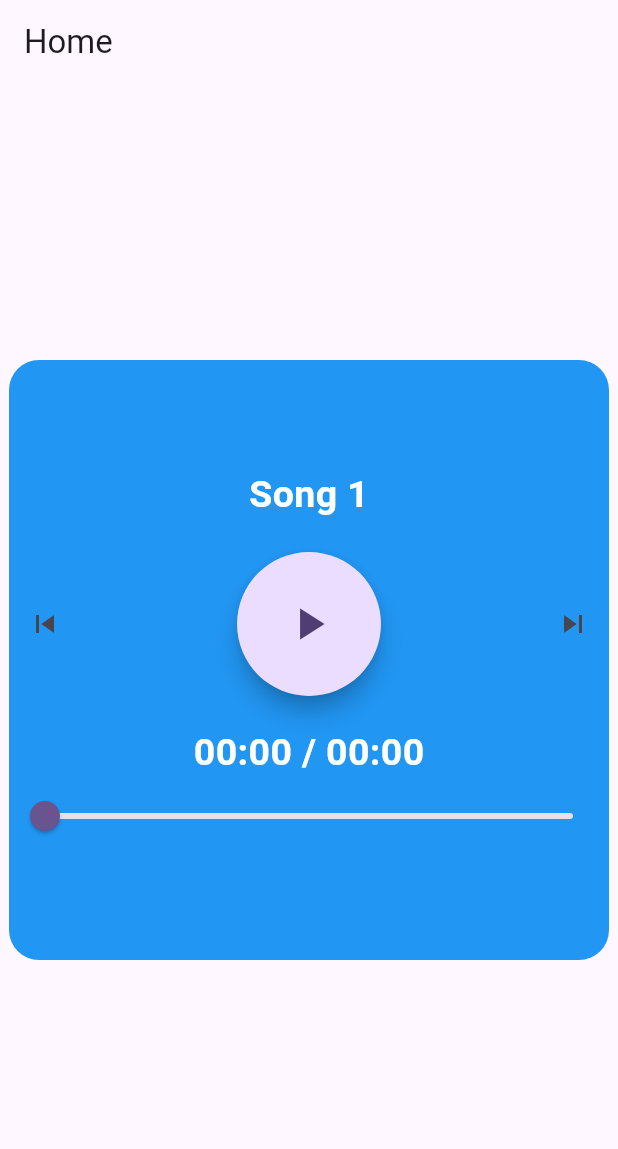
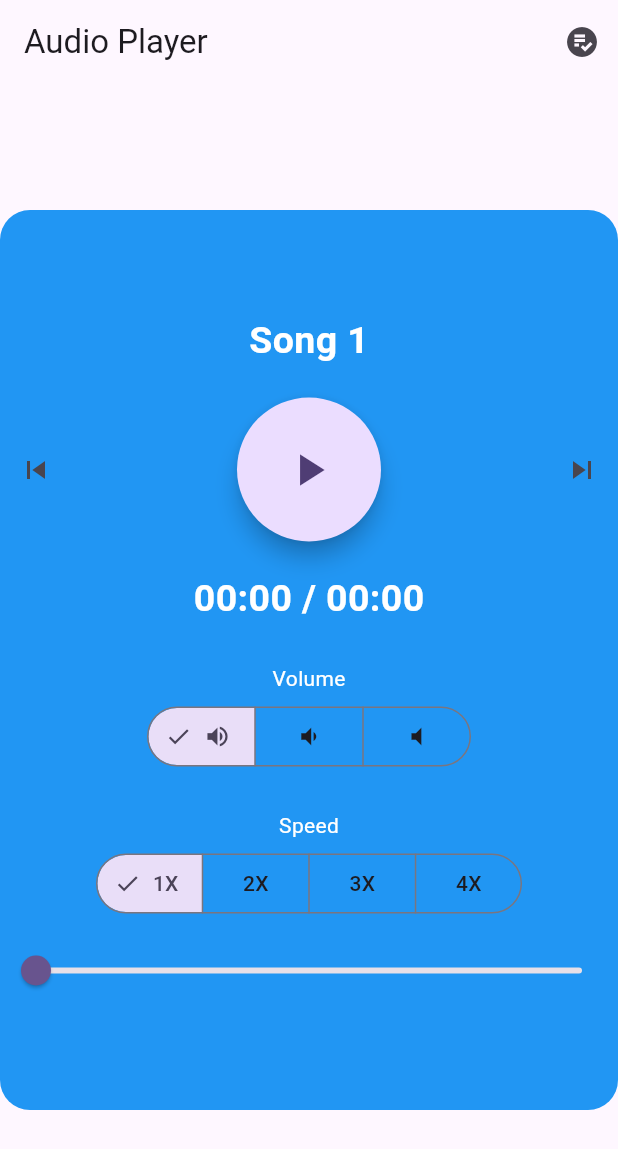
Before and after one commit to daliazaitoun/audio, a Flutter app: the screen it shows after launch, after a tap on the "play arrow" icon, on a phone screen of 412 x 824 dp. Shown: the top 1149 px of the screen. Run offline on Flutter 3.47's test engine with Material 3 defaults, Android fonts, the phone set to English and light mode, and no system bars; our stand-ins replace assets_audio_player.

Commit message:
playlistPage

```diff
--- a/lib/main.dart
+++ b/lib/main.dart
@@ -12,7 +12,7 @@ class MyApp extends StatelessWidget {
   @override
   Widget build(BuildContext context) {
     return MaterialApp(
-      title: 'Flutter Demo',
+      title: 'Audio Player',
       theme: ThemeData(
 
         colorScheme: ColorScheme.fromSeed(seedColor: Colors.deepPurple),
--- a/lib/pages/home.dart
+++ b/lib/pages/home.dart
@@ -1,4 +1,6 @@
 import 'package:assets_audio_player/assets_audio_player.dart';
+import 'package:audio/pages/playlist.dart';
+import 'package:audio/widgets/sound_player_widget.dart';
 import 'package:flutter/material.dart';
 
 class HomePage extends StatefulWidget {
@@ -9,142 +11,48 @@ class HomePage extends StatefulWidget {
 }
 
 class _HomePageState extends State<HomePage> {
-  final assetsAudioPlayer = AssetsAudioPlayer();
-  @override
-  void initState() {
-    initPlay();
-    super.initState();
-  }
+  final playlistEX = Playlist(
+    audios: [
+      Audio(
+        'assets/1.mp3',
+        metas: Metas(
+          title: 'Song 1',
+          artist: "Mohamed"
+        ),
+      ),
+      Audio(
+        'assets/2.mp3',
+        metas: Metas(
+          title: 'Song 2',
+            artist: "Mona"
+        ),
+      ),
+      Audio(
+        'assets/3.mp3',
+        metas: Metas(
+          title: 'Song 3',
+            artist: "mai"
+        ),
+      ),
 
-  void initPlay() {
-    assetsAudioPlayer.open(
-      Playlist(audios: [
-        Audio("assets/1.mp3", metas: Metas(title: "Song 1")),
-        Audio("assets/2.mp3", metas: Metas(title: "Song 2")),
-        Audio("assets/3.mp3", metas: Metas(title: "Song 3")),
-      ]),
-      autoStart: false,
-    );
-  }
-
-  @override
-  void dispose() {
-    assetsAudioPlayer.dispose();
-    super.dispose();
-  }
+    ],
+  );
 
   @override
   Widget build(BuildContext context) {
     return Scaffold(
-      appBar: AppBar(
-        title: const Text('Home'),
-      ),
-      body: Center(
-        child: Column(
-          mainAxisAlignment: MainAxisAlignment.center,
-          children: [
-            Container(
-              width: 400,
-              height: 400,
-              decoration: BoxDecoration(
-                color: Colors.blue,
-                borderRadius: BorderRadius.circular(20),
-              ),
-              child: Center(
-                child: StreamBuilder(
-                    stream: assetsAudioPlayer.realtimePlayingInfos,
-                    builder: (context, snapShots) {
-                      if (snapShots.connectionState ==
-                          ConnectionState.waiting) {
-                           return const Center(child: CircularProgressIndicator());
-                      }
-                      return Column(
-                        mainAxisAlignment: MainAxisAlignment.center,
-                        children: [
-                          Text(
-                            assetsAudioPlayer.getCurrentAudioTitle == ""
-                                ? "Play a song"
-                                : assetsAudioPlayer.getCurrentAudioTitle,
-                            style: TextStyle(
-                                fontSize: 25,
-                                color: Colors.white,
-                                fontWeight: FontWeight.bold),
-                          ),
-                          const SizedBox(
-                            height: 20,
-                          ),
-                          Row(
-                            mainAxisAlignment: MainAxisAlignment.spaceBetween,
-                            children: [
-                               IconButton(
-                                icon: Icon(Icons.skip_previous),
-                                onPressed: () {
-                                  assetsAudioPlayer.previous();
-                                },
-                              ),
-                              getBtnWidget,
-                               IconButton(
-                                icon: Icon(Icons.skip_next),
-                                onPressed: () {
-                                  assetsAudioPlayer.next();
-                                },
-                              ),
-                            ],
-                          ),
-                          const SizedBox(
-                            height: 20,
-                          ),
-                          Text(
-                            '${convertSec(snapShots.data?.currentPosition.inSeconds ?? 0)} / ${convertSec(snapShots.data?.duration.inSeconds ?? 0)}',
-                            style: TextStyle(
-                                fontSize: 25,
-                                color: Colors.white,
-                                fontWeight: FontWeight.w600),
-                          ),
-                          Slider(
-                            value: snapShots.data?.currentPosition.inSeconds
-                                    .toDouble() ??
-                                0.0,
-                            max:
-                                snapShots.data?.duration.inSeconds.toDouble() ??
-                                    0.0,
-                            min: 0,
-                            onChanged: (value) {
-                              assetsAudioPlayer
-                                  .seek(Duration(seconds: value.toInt()));
-                            },
-                          ),
-                        ],
-                      );
-                    }),
-              ),
-            ),
-
+        appBar: AppBar(
+          title: const Text('Audio Player'),
+          actions: [
+            IconButton(
+                onPressed: () {
+                  Navigator.push(context,
+                      MaterialPageRoute(builder: (_) =>  PlaylistPage(playlist: playlistEX,)));
+                },
+                icon: Icon(Icons.playlist_add_check_circle_sharp))
           ],
         ),
-      ),
-    );
+        body: SoundPlayerWidget(
+            playlist: playlistEX));
   }
-
-  String convertSec(int seconds) {
-    String minutes = (seconds ~/ 60).toString();
-    String secondST = (seconds % 60).toString();
-    return '${minutes.padLeft(2, '0')}:${secondST.padLeft(2, '0')}';
-  }
-
-  Widget get getBtnWidget =>
-      assetsAudioPlayer.builderIsPlaying(builder: (ctx, isPlaying) {
-        return FloatingActionButton.large(
-          onPressed: () {
-            if (isPlaying) {
-              assetsAudioPlayer.pause();
-            } else {
-              assetsAudioPlayer.play();
-            }
-            setState(() {});
-          },
-          child: Icon(isPlaying ? Icons.pause : Icons.play_arrow),
-          shape: CircleBorder(),
-        );
-      });
 }
--- /dev/null
+++ b/lib/pages/playlist.dart
@@ -0,0 +1,31 @@
+import 'package:assets_audio_player/assets_audio_player.dart';
+import 'package:audio/widgets/song_widget.dart';
+import 'package:flutter/material.dart';
+
+class PlaylistPage extends StatefulWidget {
+  final Playlist playlist;
+  const PlaylistPage({required this.playlist,super.key});
+
+  @override
+  State<PlaylistPage> createState() => _PlaylistPageState();
+}
+
+class _PlaylistPageState extends State<PlaylistPage> {
+  @override
+  Widget build(BuildContext context) {
+    return Scaffold(
+        appBar: AppBar(
+          title: Text("PLaylist"),
+        ),
+        body: Column( children: [
+                 Expanded(
+                   child: ListView(
+                    children: [
+                      for(var song in widget.playlist.audios)
+                     SongWidget(audio: song)
+                    ],
+                   ),
+                 )
+                ]));
+  }
+}
--- /dev/null
+++ b/lib/widgets/song_widget.dart
@@ -0,0 +1,58 @@
+import 'package:assets_audio_player/assets_audio_player.dart';
+import 'package:flutter/material.dart';
+
+class SongWidget extends StatefulWidget {
+  final Audio audio;
+  const SongWidget({required this.audio, super.key});
+
+  @override
+  State<SongWidget> createState() => _SongWidgetState();
+}
+
+class _SongWidgetState extends State<SongWidget> {
+  final assetsAudioPlayer = AssetsAudioPlayer();
+
+  @override
+  void initState() {
+    assetsAudioPlayer.open(widget.audio, autoStart: false);
+    super.initState();
+  }
+
+  @override
+  Widget build(BuildContext context) {
+    return ListTile(
+      trailing: StreamBuilder(
+        builder: (context, snapshots) {
+          if (snapshots.connectionState == ConnectionState.waiting) {
+            return CircularProgressIndicator();
+          }
+          if (snapshots.data == null) {
+            return const SizedBox.shrink();
+          }
+          return Text(
+            '${convertSec(snapshots.data?.duration.inSeconds ?? 0)}',
+          );
+        },
+        stream: assetsAudioPlayer.realtimePlayingInfos,
+      ),
+      leading: CircleAvatar(
+        child: Center(
+          child: Text(
+              "${widget.audio.metas.artist?.split(" ").first[0].toUpperCase()}${widget.audio.metas.artist?.split(" ").last[0].toUpperCase()}"),
+        ),
+      ),
+      title: Text(widget.audio.metas.title ?? "No Title"),
+      subtitle: Text(widget.audio.metas.artist ?? "No Artist"),
+      onTap: () {
+        assetsAudioPlayer.play();
+
+      },
+    );
+  }
+
+  String convertSec(int seconds) {
+    String minutes = (seconds ~/ 60).toString();
+    String secondST = (seconds % 60).toString();
+    return '${minutes.padLeft(2, '0')}:${secondST.padLeft(2, '0')}';
+  }
+}
--- /dev/null
+++ b/lib/widgets/sound_player_widget.dart
@@ -0,0 +1,256 @@
+import 'package:assets_audio_player/assets_audio_player.dart';
+import 'package:flutter/material.dart';
+
+class SoundPlayerWidget extends StatefulWidget {
+  final Playlist playlist;
+  const SoundPlayerWidget({required this.playlist, super.key});
+
+  @override
+  State<SoundPlayerWidget> createState() => _SoundPlayerWidgetState();
+}
+
+class _SoundPlayerWidgetState extends State<SoundPlayerWidget> {
+  final assetsAudioPlayer = AssetsAudioPlayer();
+  int valueEx = 0;
+  double volumeEx = 1.0;
+  double playSpeedEx = 1.0;
+
+  @override
+  void initState() {
+    initPlay();
+    super.initState();
+  }
+
+  void initPlay() {
+    assetsAudioPlayer.open(
+      widget.playlist,
+      autoStart: false,
+      loopMode: LoopMode.playlist
+    );
+    assetsAudioPlayer.playSpeed.listen((event) {
+      playSpeedEx = event;
+    });
+
+    assetsAudioPlayer.volume.listen((event) {
+      volumeEx = event;
+    });
+    assetsAudioPlayer.currentPosition.listen((event) {
+      valueEx = event.inSeconds;
+    });
+
+    setState(() {});
+  }
+
+  @override
+  void dispose() {
+    assetsAudioPlayer.dispose();
+    super.dispose();
+  }
+
+  @override
+  Widget build(BuildContext context) {
+    return Center(
+        child: SingleChildScrollView(
+          child: Column(
+            mainAxisAlignment: MainAxisAlignment.center,
+            children: [
+              Container(
+                width: 600,
+                height: 600,
+                decoration: BoxDecoration(
+                  color: Colors.blue,
+                  borderRadius: BorderRadius.circular(20),
+                ),
+                child: Center(
+                  child: StreamBuilder(
+                      stream: assetsAudioPlayer.realtimePlayingInfos,
+                      builder: (context, snapShots) {
+                        if (snapShots.connectionState ==
+                            ConnectionState.waiting) {
+                          return const Center(
+                              child: CircularProgressIndicator());
+                        }
+                        return Column(
+                          mainAxisAlignment: MainAxisAlignment.center,
+                          children: [
+                            Text(
+                              assetsAudioPlayer.getCurrentAudioTitle == ""
+                                  ? "Play a song"
+                                  : assetsAudioPlayer.getCurrentAudioTitle,
+                              style: TextStyle(
+                                  fontSize: 25,
+                                  color: Colors.white,
+                                  fontWeight: FontWeight.bold),
+                            ),
+                            const SizedBox(
+                              height: 20,
+                            ),
+                            Row(
+                              mainAxisAlignment: MainAxisAlignment.spaceBetween,
+                              children: [
+                                IconButton(
+                                  icon: Icon(Icons.skip_previous),
+                                  onPressed: () {
+                                    assetsAudioPlayer.previous();
+                                  },
+                                ),
+                                getBtnWidget,
+                                IconButton(
+                                  icon: Icon(Icons.skip_next),
+                                  onPressed: () {
+                                    assetsAudioPlayer.next();
+                                  },
+                                ),
+                              ],
+                            ),
+                            const SizedBox(
+                              height: 20,
+                            ),
+                            Text(
+                              '${convertSec(valueEx)} / ${convertSec(snapShots.data?.duration.inSeconds ?? 0)}',
+                              style: TextStyle(
+                                  fontSize: 25,
+                                  color: Colors.white,
+                                  fontWeight: FontWeight.w600),
+                            ),
+                            const SizedBox(
+                              height: 25,
+                            ),
+                            Column(
+                              children: [
+                                Text(
+                                  'Volume',
+                                  style: TextStyle(color: Colors.white),
+                                ),
+                                const SizedBox(
+                                  height: 5,
+                                ),
+                                Row(
+                                  mainAxisAlignment: MainAxisAlignment.center,
+                                  children: [
+                                    SegmentedButton(
+                                        onSelectionChanged: (values) {
+                                          volumeEx = values.first.toDouble();
+                                          assetsAudioPlayer.setVolume(volumeEx);
+                                          setState(() {});
+                                        },
+                                        segments: const [
+                                          ButtonSegment(
+                                            icon: Icon(Icons.volume_up),
+                                            value: 1.0,
+                                          ),
+                                          ButtonSegment(
+                                            icon: Icon(Icons.volume_down),
+                                            value: 0.5,
+                                          ),
+                                          ButtonSegment(
+                                            icon: Icon(Icons.volume_mute),
+                                            value: 0,
+                                          ),
+                                        ],
+                                        selected: {
+                                          volumeEx
+                                        }),
+                                  ],
+                                ),
+                                const SizedBox(
+                                  height: 25,
+                                ),
+                                Text(
+                                  'Speed',
+                                  style: TextStyle(color: Colors.white),
+                                ),
+                                const SizedBox(
+                                  height: 5,
+                                ),
+                                Row(
+                                  mainAxisAlignment: MainAxisAlignment.center,
+                                  children: [
+                                    SegmentedButton(
+                                        onSelectionChanged: (values) {
+                                          ChangePlaySpeed(values);
+                                        },
+                                        segments: const [
+                                          ButtonSegment(
+                                            icon: Text('1X'),
+                                            value: 1.0,
+                                          ),
+                                          ButtonSegment(
+                                            icon: Text('2X'),
+                                            value: 4.0,
+                                          ),
+                                          ButtonSegment(
+                                            icon: Text('3X'),
+                                            value: 8.0,
+                                          ),
+                                          ButtonSegment(
+                                            icon: Text('4X'),
+                                            value: 16.0,
+                                          ),
+                                        ],
+                                        selected: {
+                                          playSpeedEx
+                                        }),
+                                  ],
+                                ),
+                              ],
+                            ),
+                            const SizedBox(
+                              height: 10,
+                            ),
+                            Slider(
+                              value: valueEx.toDouble(),
+                              max: snapShots.data?.duration.inSeconds
+                                      .toDouble() ??
+                                  0.0,
+                              min: 0,
+                              onChanged: (value) async {
+                                setState(() {
+                                  valueEx = value.toInt();
+                                });
+                              },
+                              onChangeEnd: (value) async {
+                                await assetsAudioPlayer
+                                    .seek(Duration(seconds: value.toInt()));
+                              },
+                            ),
+                          ],
+                        );
+                      }),
+                ),
+              ),
+            ],
+          ),
+        ),
+
+    );
+  }
+
+  void ChangePlaySpeed(Set<double> values) {
+    playSpeedEx = values.first.toDouble();
+    assetsAudioPlayer.setPlaySpeed(playSpeedEx);
+    setState(() {});
+  }
+
+  String convertSec(int seconds) {
+    String minutes = (seconds ~/ 60).toString();
+    String secondST = (seconds % 60).toString();
+    return '${minutes.padLeft(2, '0')}:${secondST.padLeft(2, '0')}';
+  }
+
+  Widget get getBtnWidget =>
+      assetsAudioPlayer.builderIsPlaying(builder: (ctx, isPlaying) {
+        return FloatingActionButton.large(
+          onPressed: () {
+            if (isPlaying) {
+              assetsAudioPlayer.pause();
+            } else {
+              assetsAudioPlayer.play();
+            }
+            setState(() {});
+          },
+          child: Icon(isPlaying ? Icons.pause : Icons.play_arrow),
+          shape: CircleBorder(),
+        );
+      });
+}
```
